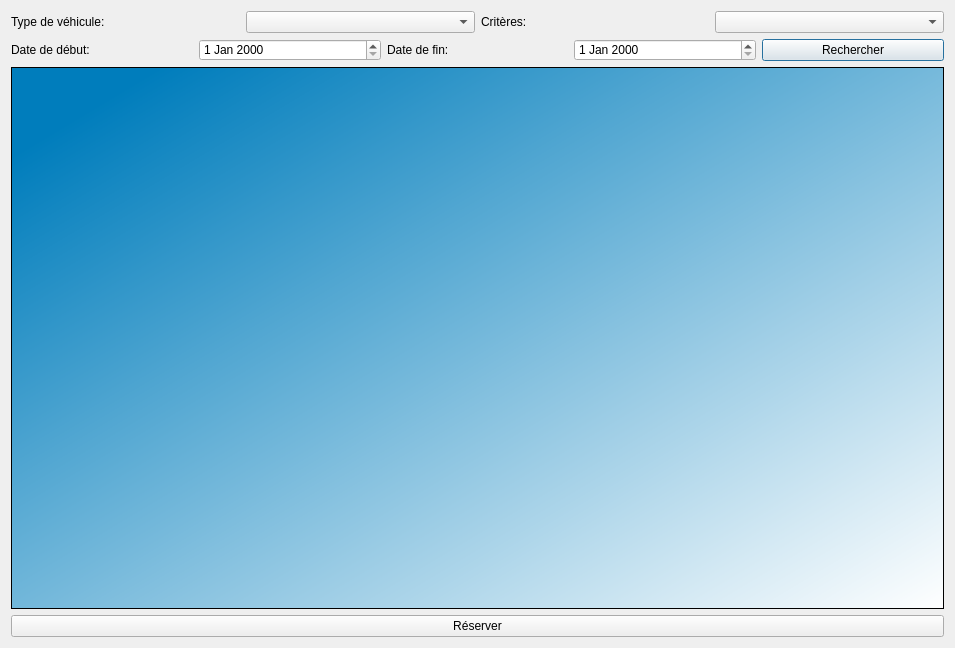
Above: view/reservation.ui from PierreChal/projet_info_loc before the change. Below: the same form after it.
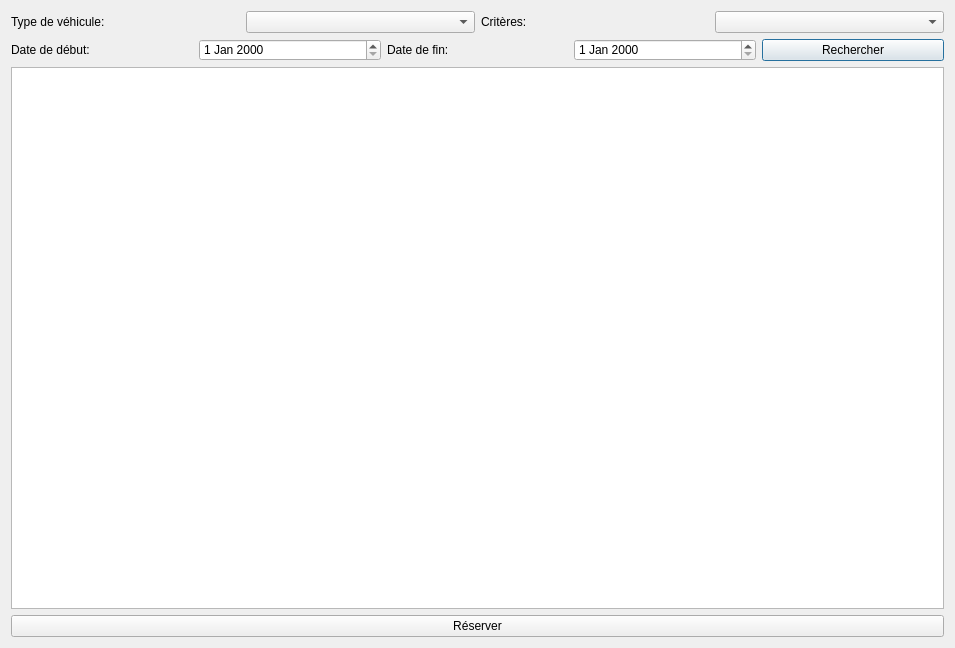
That is the form after the change.

Commit message: ça avance!!

What changed in the file:
```diff
--- a/view/reservation.ui
+++ b/view/reservation.ui
@@ -79,7 +79,11 @@
    <item>
     <widget class="QTableWidget" name="tableWidget">
      <property name="styleSheet">
-      <string notr="true">background-color: qlineargradient(spread:pad, x1:0.066, y1:0.097, x2:1, y2:1, stop:0 rgba(0, 125, 188, 255), stop:1 rgba(255, 255, 255, 255));</string>
+      <string notr="true">font: 12pt &quot;MS Shell Dlg 2&quot;;
+color: rgb(0, 0, 0);</string>
+     </property>
+     <property name="columnCount">
+      <number>0</number>
      </property>
     </widget>
    </item>
```
The commit also changes 2 other files.
